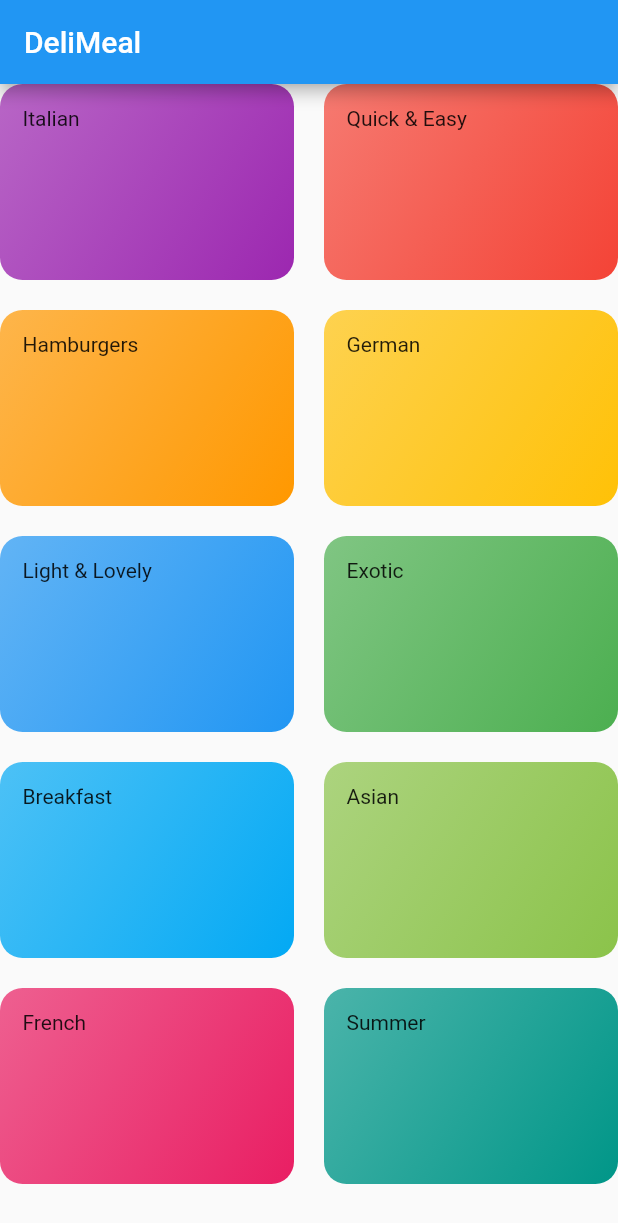
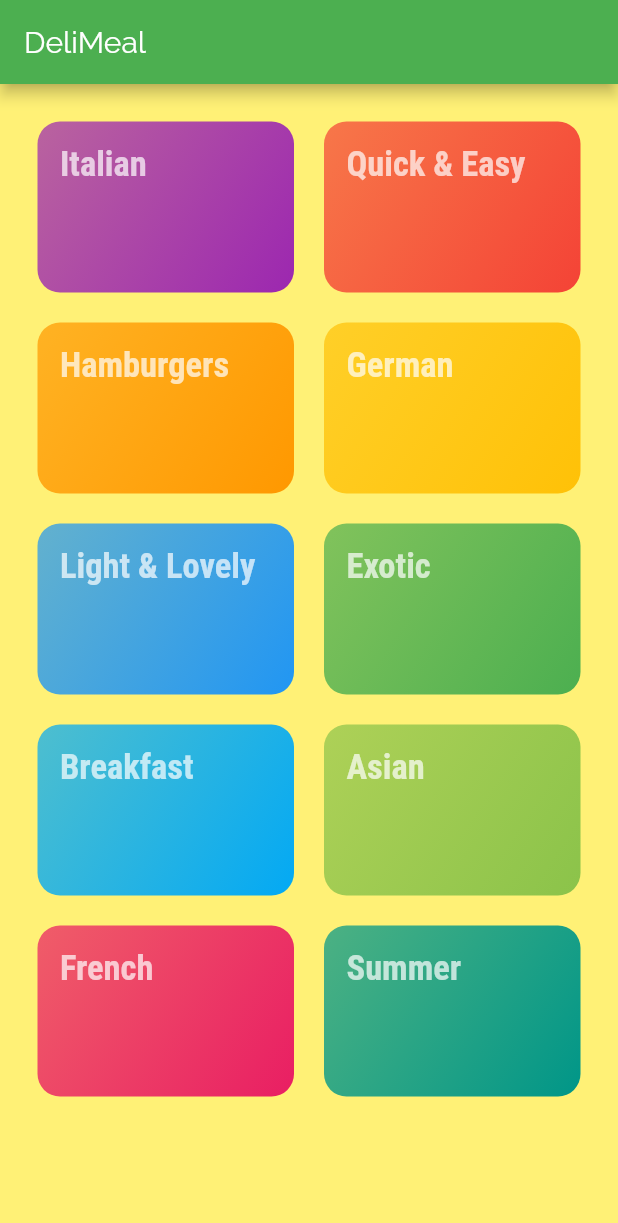
Before and after one commit to PoPowerYang/mealsapp, a Flutter app: the screen it shows after launch, on a phone screen of 412 x 824 dp. Shown: the top 1223 px of the screen. Run offline on Flutter 3.47's test engine with Material 2 defaults, Android fonts, the phone set to English and light mode, and no system bars.

Commit message:
new updates, page transition added

```diff
--- a/lib/categories_screen.dart
+++ b/lib/categories_screen.dart
@@ -7,8 +7,9 @@ class CategoriesScreen extends StatelessWidget {
   @override
   Widget build(BuildContext context) {
     return Scaffold(
-      appBar: AppBar(title: Text('DeliMeal'),),
+      appBar: AppBar(title: const Text('DeliMeal'),),
       body: GridView(
+        padding: const EdgeInsets.all(25),
         children: DUMMY_CATEGORIES.map(
           (catData) => CategoryItem(
             catData.title, catData.color)
--- a/lib/category_item.dart
+++ b/lib/category_item.dart
@@ -1,4 +1,5 @@
 import 'package:flutter/material.dart';
+import 'package:mealsapp/category_meals_screen.dart';
 
 class CategoryItem extends StatelessWidget {
   final String title;
@@ -6,12 +7,30 @@ class CategoryItem extends StatelessWidget {
 
   CategoryItem(this.title, this.color);
 
+  void selectCategory(BuildContext ctx) {
+    Navigator.of(ctx).push(
+      MaterialPageRoute(
+        builder: (_) {
+          return CategoryMealsScreen();
+        },
+      )
+    );
+  }
+
   @override
   Widget build(BuildContext context) {
-    return Container(
+    return InkWell(
+        onTap: () => selectCategory(context),
+        splashColor: Theme.of(context).primaryColor,
+        borderRadius: BorderRadius.circular(15),
+        child: Container(
           padding: const EdgeInsets.all(15),
-      child: Text(title),
-      decoration: BoxDecoration(gradient: LinearGradient(
+          child: Text(
+              title,
+              style: Theme.of(context).textTheme.title,
+            ),
+          decoration: BoxDecoration(
+            gradient: LinearGradient(
               colors: [
                 color.withOpacity(0.7),
                 color,
@@ -21,6 +40,7 @@ class CategoryItem extends StatelessWidget {
             ),
           borderRadius: BorderRadius.circular(15),
           ),
+      ),
     );
   }
 }
--- a/lib/main.dart
+++ b/lib/main.dart
@@ -9,9 +9,26 @@ class MyApp extends StatelessWidget {
   @override
   Widget build(BuildContext context) {
     return MaterialApp(
-      title: 'Flutter Demo',
+      title: 'DeliMeals',
       theme: ThemeData(
-        primarySwatch: Colors.blue,
+        primarySwatch: Colors.green,
+        accentColor: Colors.amber,
+        canvasColor: Colors.yellow[300],
+        fontFamily: 'Raleway',
+        textTheme: ThemeData.light().textTheme.copyWith(
+          body1: TextStyle(
+            color: Color.fromRGBO(20, 51, 51, 1),
+          ),
+          body2: TextStyle(
+            color: Color.fromRGBO(20, 51, 51, 1),
+          ),
+          title: TextStyle(
+            fontSize: 23,
+            fontFamily: 'RobotoCondensed',
+            fontWeight: FontWeight.bold,
+            color: Colors.white70,
+          ),
+        )
       ),
       home: CategoriesScreen(),
     );
```
Also changed, not shown: lib/category_meals_screen.dart (added, +17 -0 lines), pubspec.yaml (+17 -6 lines), assets/fonts/Raleway-Black.ttf (added), assets/fonts/Raleway-Bold.ttf (added), assets/fonts/Raleway-Regular.ttf (added), assets/fonts/RobotoCondensed-Bold.ttf (added), assets/fonts/RobotoCondensed-Italic.ttf (added), assets/fonts/RobotoCondensed-Light.ttf (added), assets/fonts/RobotoCondensed-Regular.ttf (added). Lines whose indentation alone changed are shown as unchanged.
